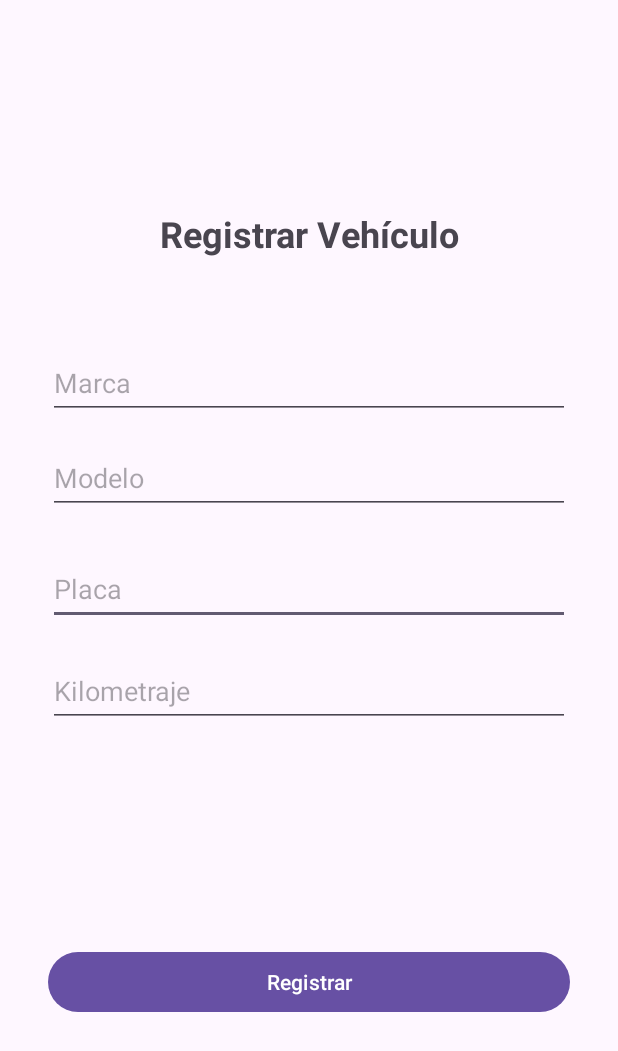
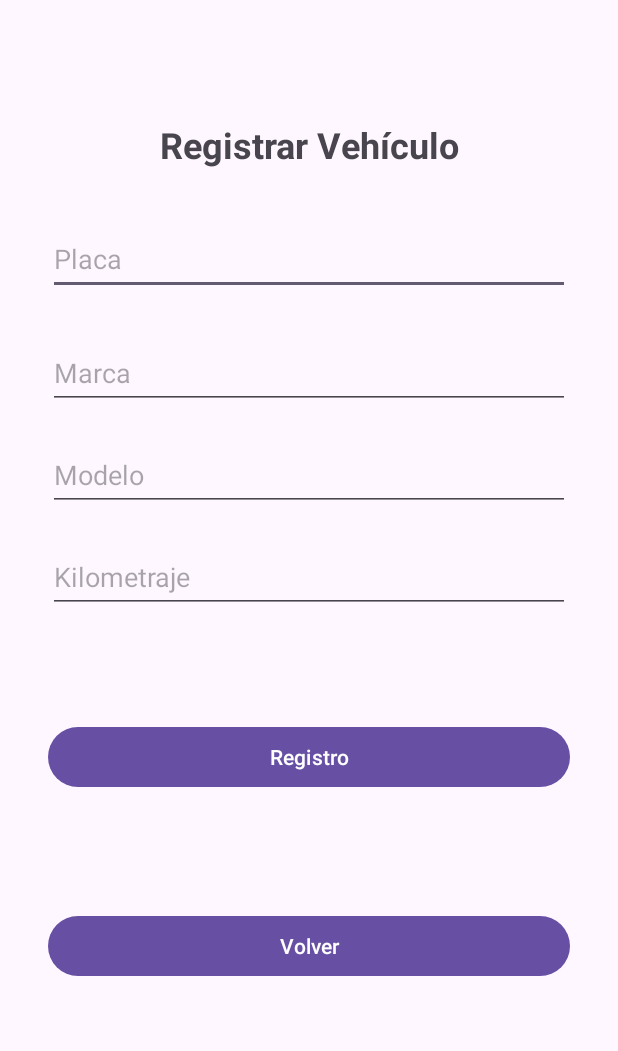
Before and after one commit to inoricode28/GarageVirtual, an Android app: the RegistroActivity screen opened directly, with no data from a screen before it, on a phone screen of 412 x 824 dp. Shown: the top 1051 px of the screen. Run offline under Robolectric (Android 15) with nearby library versions, the light colour scheme and no system bars.

Commit message:
Registro_Vehiculo_Terminado

```diff
--- a/Final/app/src/main/java/com/example/afinal/retrofit/response/RegistroVehiculoResponse.kt
+++ b/Final/app/src/main/java/com/example/afinal/retrofit/response/RegistroVehiculoResponse.kt
@@ -1,6 +1,6 @@
 package com.example.afinal.retrofit.response
 
 data class RegistroVehiculoResponse (
-    val rpta: Boolean,
-    val mensaje: String
+    var rpta: Boolean,
+    var mensaje: String
 )
--- a/Final/app/src/main/java/com/example/afinal/view/ui/RegistroActivity.kt
+++ b/Final/app/src/main/java/com/example/afinal/view/ui/RegistroActivity.kt
@@ -1,21 +1,62 @@
 package com.example.afinal.view.ui
 
+import android.content.Intent
 import android.os.Bundle
-import androidx.activity.enableEdgeToEdge
+import android.view.View
 import androidx.appcompat.app.AppCompatActivity
-import androidx.core.view.ViewCompat
-import androidx.core.view.WindowInsetsCompat
+import androidx.lifecycle.ViewModelProvider
+import com.example.afinal.databinding.ActivityRegistroBinding
+import com.example.afinal.viewmodel.AuthViewModel
+import androidx.lifecycle.Observer
 import com.example.afinal.R
+import com.example.afinal.retrofit.response.RegistroVehiculoResponse
+import com.example.afinal.util.AppMensaje
+import com.example.afinal.util.TipoMensaje
 
-class RegistroActivity : AppCompatActivity() {
+class RegistroActivity : AppCompatActivity(), View.OnClickListener {
+    private lateinit var binding: ActivityRegistroBinding
+    private lateinit var authViewModel: AuthViewModel
     override fun onCreate(savedInstanceState: Bundle?) {
         super.onCreate(savedInstanceState)
-        enableEdgeToEdge()
-        setContentView(R.layout.activity_registro)
-        ViewCompat.setOnApplyWindowInsetsListener(findViewById(R.id.main)) { v, insets ->
-            val systemBars = insets.getInsets(WindowInsetsCompat.Type.systemBars())
-            v.setPadding(systemBars.left, systemBars.top, systemBars.right, systemBars.bottom)
-            insets
+        binding = ActivityRegistroBinding.inflate(layoutInflater)
+        setContentView(binding.root)
+
+        // Especificar el tipo explícitamente al instanciar ViewModelProvider
+        authViewModel = ViewModelProvider(this)[AuthViewModel::class.java]
+
+        // Configurar los botones en el listeners
+        binding.btnRegistro.setOnClickListener(this)
+        binding.btnBack.setOnClickListener(this)
+
+        // Observador para el loginResponse
+        authViewModel.registroVehiculoResponse.observe(this, Observer { response ->
+            obtenerDatosRegistro(response)
+        })
+    }
+
+    private fun obtenerDatosRegistro(response: RegistroVehiculoResponse) {
+        binding.btnBack.isEnabled = true
+        binding.btnRegistro.isEnabled = true
+        AppMensaje.enviarMensaje(binding.root, response.mensaje, TipoMensaje.ADVERTENCIA)
+    }
+
+
+    override fun onClick(v: View) {
+        when(v.id){
+            R.id.btnBack -> startActivity(Intent(applicationContext, PrincipalActivity::class.java))
+            R.id.btnRegistro -> registrarVehiculo()
         }
     }
+
+    private fun registrarVehiculo() {
+        binding.btnBack.isEnabled = false
+        binding.btnRegistro.isEnabled = false
+        authViewModel.regitroVehiculo(
+            binding.etPlaca.text.toString(),
+            binding.etMarca.text.toString(),
+            binding.etModelo.text.toString(),
+            binding.etKilometraje.text.toString()
+        )
+    }
+
 }
--- a/Final/app/src/main/java/com/example/afinal/viewmodel/AuthViewModel.kt
+++ b/Final/app/src/main/java/com/example/afinal/viewmodel/AuthViewModel.kt
@@ -31,7 +31,7 @@ class AuthViewModel: ViewModel() {
 
     fun registro(nombre:String, apellido:String,
                  correo:String, celular:String,
-                 user:String,pass: String){
+                 user:String, pass: String){
         registroResponse = repository.registro(
             RegistroRequest(nombre,apellido,correo,
             celular, user, pass)
--- a/Final/app/src/main/res/layout/activity_registro.xml
+++ b/Final/app/src/main/res/layout/activity_registro.xml
@@ -1,4 +1,3 @@
-<?xml version="1.0" encoding="utf-8"?>
 <androidx.constraintlayout.widget.ConstraintLayout xmlns:android="http://schemas.android.com/apk/res/android"
     xmlns:app="http://schemas.android.com/apk/res-auto"
     xmlns:tools="http://schemas.android.com/tools"
@@ -6,7 +5,6 @@
     android:layout_width="match_parent"
     android:layout_height="match_parent"
     tools:context=".view.ui.RegistroActivity">
-
 
     <TextView
         android:id="@+id/titulo"
@@ -16,81 +14,88 @@
         android:text="Registrar Vehículo"
         android:textSize="24sp"
         android:textStyle="bold"
-        app:layout_constraintBottom_toTopOf="@+id/etMarca"
         app:layout_constraintEnd_toEndOf="parent"
         app:layout_constraintStart_toStartOf="parent"
-        app:layout_constraintTop_toTopOf="parent"
-        tools:ignore="MissingConstraints" />
+        app:layout_constraintTop_toTopOf="parent" />
 
     <EditText
         android:id="@+id/etPlaca"
         android:layout_width="0dp"
         android:layout_height="wrap_content"
-        android:layout_marginTop="26dp"
+        android:layout_marginTop="36dp"
+        android:layout_marginStart="32dp"
         android:layout_marginEnd="32dp"
         android:hint="Placa"
         android:inputType="text"
         android:minHeight="48dp"
         app:layout_constraintEnd_toEndOf="parent"
-        app:layout_constraintStart_toStartOf="@+id/etKilometraje"
-        app:layout_constraintTop_toBottomOf="@+id/etModelo"
-        tools:ignore="MissingConstraints" />
+        app:layout_constraintStart_toStartOf="parent"
+        app:layout_constraintTop_toBottomOf="@+id/titulo" />
 
     <EditText
         android:id="@+id/etMarca"
         android:layout_width="0dp"
         android:layout_height="wrap_content"
-        android:layout_marginTop="231dp"
+        android:layout_marginTop="28dp"
+        android:layout_marginStart="32dp"
         android:layout_marginEnd="32dp"
         android:hint="Marca"
         android:inputType="text"
         android:minHeight="48dp"
         app:layout_constraintEnd_toEndOf="parent"
-        app:layout_constraintStart_toStartOf="@+id/etModelo"
-        app:layout_constraintTop_toTopOf="parent"
-        tools:ignore="MissingConstraints" />
+        app:layout_constraintStart_toStartOf="parent"
+        app:layout_constraintTop_toBottomOf="@+id/etPlaca" />
 
     <EditText
         android:id="@+id/etModelo"
         android:layout_width="0dp"
         android:layout_height="wrap_content"
-        android:layout_marginTop="15dp"
+        android:layout_marginTop="20dp"
+        android:layout_marginStart="32dp"
         android:layout_marginEnd="32dp"
         android:hint="Modelo"
         android:inputType="text"
         android:minHeight="48dp"
         app:layout_constraintEnd_toEndOf="parent"
-        app:layout_constraintStart_toStartOf="@+id/etPlaca"
-        app:layout_constraintTop_toBottomOf="@+id/etMarca"
-        tools:ignore="MissingConstraints" />
+        app:layout_constraintStart_toStartOf="parent"
+        app:layout_constraintTop_toBottomOf="@+id/etMarca" />
 
     <EditText
         android:id="@+id/etKilometraje"
         android:layout_width="0dp"
         android:layout_height="wrap_content"
         android:layout_marginTop="20dp"
+        android:layout_marginStart="32dp"
         android:layout_marginEnd="32dp"
         android:hint="Kilometraje"
-        android:inputType="number"
+        android:inputType="text"
         android:minHeight="48dp"
         app:layout_constraintEnd_toEndOf="parent"
-        app:layout_constraintStart_toStartOf="@+id/btnRegistrar"
-        app:layout_constraintTop_toBottomOf="@+id/etPlaca"
-        tools:ignore="MissingConstraints" />
+        app:layout_constraintStart_toStartOf="parent"
+        app:layout_constraintTop_toBottomOf="@+id/etModelo" />
 
     <Button
-        android:id="@+id/btnRegistrar"
+        android:id="@+id/btnRegistro"
         android:layout_width="0dp"
         android:layout_height="wrap_content"
         android:layout_marginStart="32dp"
-        android:layout_marginTop="106dp"
+        android:layout_marginTop="72dp"
         android:layout_marginEnd="32dp"
-        android:layout_marginBottom="105dp"
-        android:text="Registrar"
+        android:text="Registro"
+        app:layout_constraintEnd_toEndOf="parent"
+        app:layout_constraintStart_toStartOf="parent"
+        app:layout_constraintTop_toBottomOf="@+id/etKilometraje" />
+
+    <Button
+        android:id="@+id/btnBack"
+        android:layout_width="0dp"
+        android:layout_height="wrap_content"
+        android:layout_marginStart="32dp"
+        android:layout_marginEnd="32dp"
+        android:layout_marginBottom="92dp"
+        android:text="Volver"
         app:layout_constraintBottom_toBottomOf="parent"
         app:layout_constraintEnd_toEndOf="parent"
         app:layout_constraintStart_toStartOf="parent"
-        app:layout_constraintTop_toBottomOf="@+id/etKilometraje"
-        tools:ignore="MissingConstraints" />
-
+        app:layout_constraintTop_toBottomOf="@+id/btnRegistro" />
 </androidx.constraintlayout.widget.ConstraintLayout>
```
Also changed, not shown: Final/app/src/main/AndroidManifest.xml (+8 -8 lines), Final/app/src/main/java/com/example/afinal/retrofit/request/RegistroVehiculoRequest.kt (+4 -4 lines).
